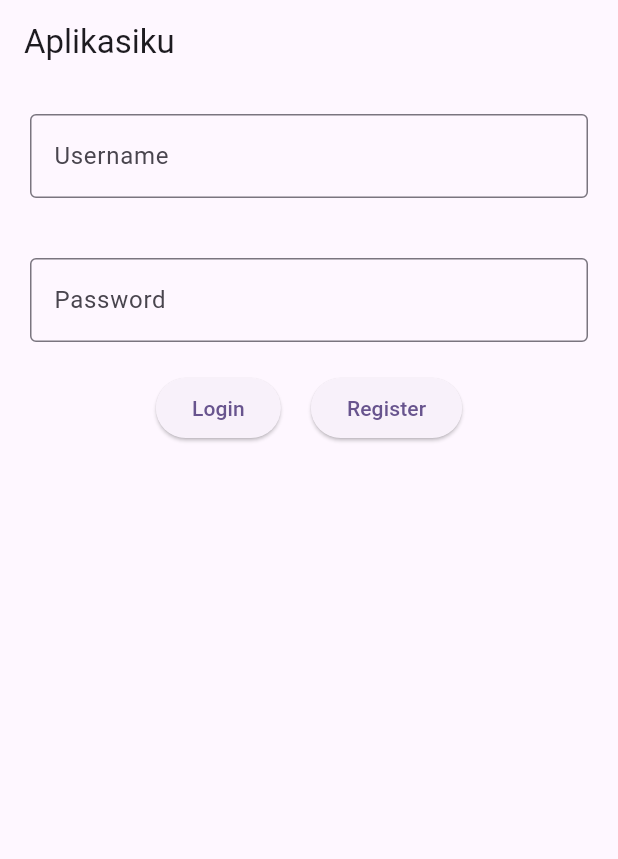
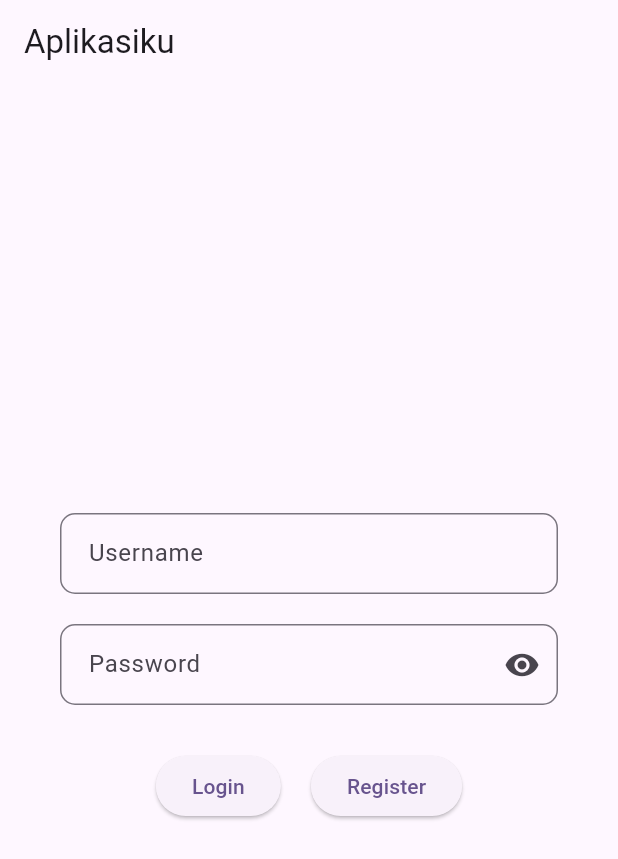
Before and after one commit to dudedod67/flutter1, a Flutter app: the screen it shows after launch, on a phone screen of 412 x 824 dp. Shown: the top 859 px of the screen. Run offline on Flutter 3.47's test engine with Material 2 defaults, Android fonts, the phone set to English and light mode, and no system bars.

Commit message:
style: [DNA] styling login and movie catalog

```diff
--- a/lib/Login.dart
+++ b/lib/Login.dart
@@ -1,5 +1,5 @@
-import 'package:firstflutter/HomePage.dart';
 import 'package:flutter/material.dart';
+import 'HomePage.dart';
 
 class LoginPage extends StatefulWidget {
   const LoginPage({Key? key}) : super(key: key);
@@ -9,16 +9,29 @@ class LoginPage extends StatefulWidget {
 }
 
 class _LoginPageState extends State<LoginPage> {
+  bool _isObscure = true;
 
-  Widget myText(String label, bool isObsecure){
+  Widget _buildTextField(String label, bool isPassword) {
     return Container(
-      margin: EdgeInsets.all(10),
-      padding: EdgeInsets.all(10),
+      margin: EdgeInsets.symmetric(horizontal: 20, vertical: 10),
       child: TextField(
-        obscureText: isObsecure,
+        obscureText: isPassword && _isObscure,
         decoration: InputDecoration(
-          border: OutlineInputBorder(),
-          labelText: label,
+          hintText: label,
+          contentPadding: EdgeInsets.all(15),
+          border: OutlineInputBorder(borderRadius: BorderRadius.circular(10)),
+          suffixIcon: isPassword
+              ? IconButton(
+            onPressed: () {
+              setState(() {
+                _isObscure = !_isObscure;
+              });
+            },
+            icon: Icon(
+              _isObscure ? Icons.visibility : Icons.visibility_off,
+            ),
+          )
+              : null,
         ),
       ),
     );
@@ -27,26 +40,33 @@ class _LoginPageState extends State<LoginPage> {
   @override
   Widget build(BuildContext context) {
     return Scaffold(
-      appBar: AppBar(title: Text("Aplikasiku"),),
+      appBar: AppBar(title: Text("Aplikasiku")),
       body: Center(
-        child: Container(
+        child: Padding(
+          padding: const EdgeInsets.all(20.0),
           child: Column(
+            mainAxisAlignment: MainAxisAlignment.center,
             children: [
-              //Username
-              myText("Username", false),
-              myText("Password", true),
-              //Button Login
+              _buildTextField("Username", false),
+              _buildTextField("Password", true),
+              SizedBox(height: 20),
               Row(
                 mainAxisAlignment: MainAxisAlignment.center,
                 children: [
-                  ElevatedButton(onPressed: () {
-                    Navigator.push(
-                      context,
-                      MaterialPageRoute(builder: (context) => MovieCatalog()),
-                    );
-                  }, child: Text('Login')),
-                  SizedBox(width: 20,),
-                  ElevatedButton(onPressed: () {}, child: Text('Register')),
+                  ElevatedButton(
+                    onPressed: () {
+                      Navigator.push(
+                        context,
+                        MaterialPageRoute(builder: (context) => HomePage()),
+                      );
+                    },
+                    child: Text('Login'),
+                  ),
+                  SizedBox(width: 20),
+                  ElevatedButton(
+                    onPressed: () {},
+                    child: Text('Register'),
+                  ),
                 ],
               )
             ],
```
Also changed, not shown: lib/HomePage.dart (+159 -96 lines), lib/MovieModel.dart (added, +15 -0 lines).
